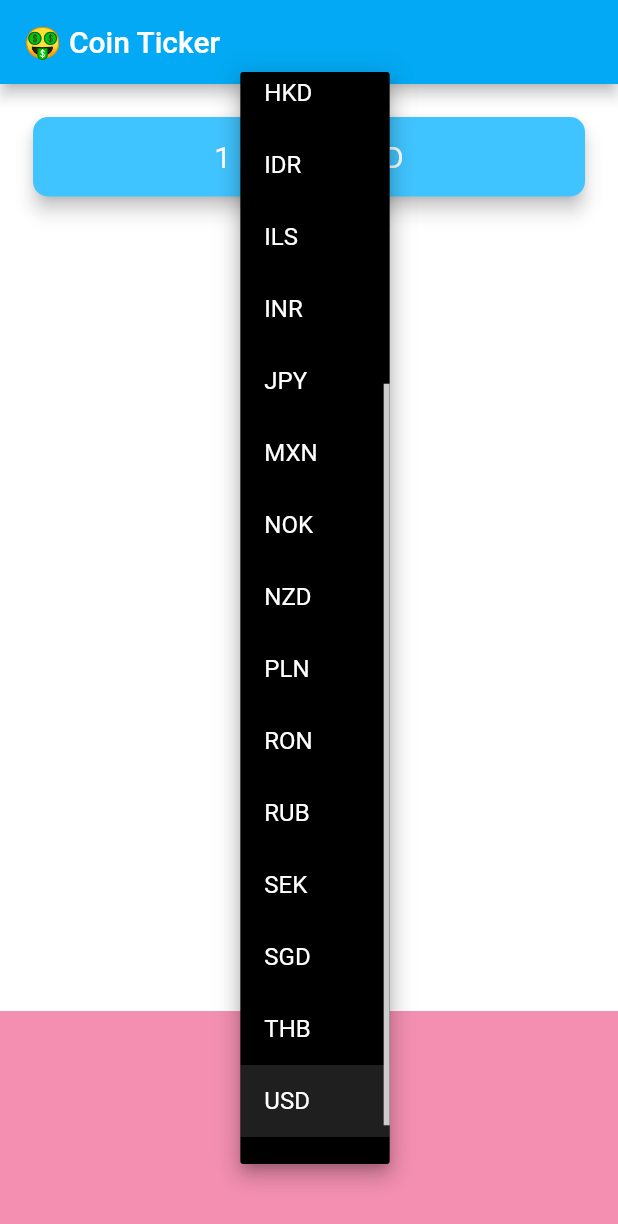
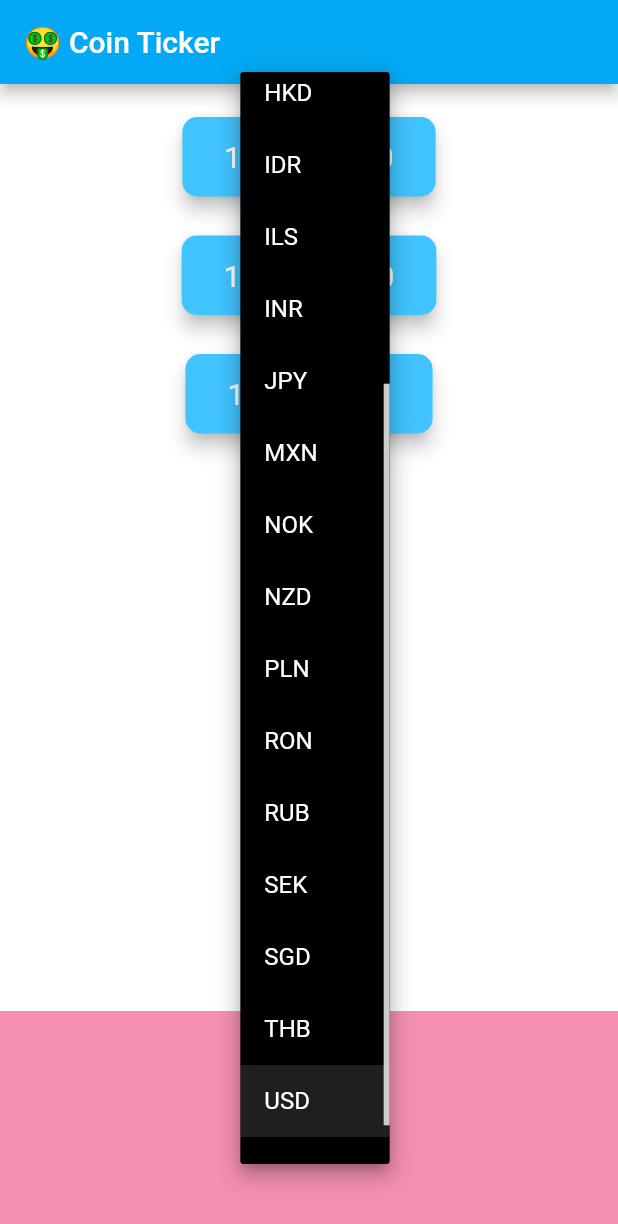
Before and after one commit to suesalito/BitCoinTicker, a Flutter app: the screen it shows after launch, after a tap on "USD", on a phone screen of 412 x 824 dp. Shown: the top 1224 px of the screen. Run offline on Flutter 3.47's test engine with Material 2 defaults, Android fonts, the phone set to English and light mode, and no system bars.

Commit message:
update silver challege + half gold

```diff
--- a/lib/coin_data.dart
+++ b/lib/coin_data.dart
@@ -1,3 +1,6 @@
+const apikey = '?apikey=6136F18C-F8EC-4550-A883-591791ED2385';
+const defaultapi = 'https://rest.coinapi.io/v1/exchangerate/BTC/';
+
 const List<String> currenciesList = [
   'AUD',
   'BRL',
--- a/lib/price_screen.dart
+++ b/lib/price_screen.dart
@@ -1,7 +1,11 @@
+//import 'dart:html';
+
 import 'package:flutter/material.dart';
 import 'coin_data.dart';
 import 'package:flutter/cupertino.dart';
+import 'package:http/http.dart' as http;
 import 'dart:io' show Platform;
+import 'dart:convert';
 //const List<String> currencyList = ['USD', 'EUR', 'THB'];
 
 class PriceScreen extends StatefulWidget {
@@ -10,8 +14,47 @@ class PriceScreen extends StatefulWidget {
 }
 
 List<DropdownMenuItem<String>> dropDrowList = [];
+Map<String, double> rate = {};
+
+void setupMap() {
+  double x = 10;
+  for (String s in cryptoList) {
+    rate['$s'] = x;
+    x += 1;
+    print(rate['$s']);
+  }
+  print(rate);
+}
 
 class _PriceScreenState extends State<PriceScreen> {
+  List<Widget> cardCryptoList() {
+    List<Widget> returnList = [];
+    for (String cryptoName in cryptoList) {
+      returnList.add(Padding(
+        padding: EdgeInsets.fromLTRB(18.0, 18.0, 18.0, 0),
+        child: Card(
+          color: Colors.lightBlueAccent,
+          elevation: 5.0,
+          shape: RoundedRectangleBorder(
+            borderRadius: BorderRadius.circular(10.0),
+          ),
+          child: Padding(
+            padding: EdgeInsets.symmetric(vertical: 15.0, horizontal: 28.0),
+            child: Text(
+              '1 $cryptoName = ${rate[cryptoName]}',
+              textAlign: TextAlign.center,
+              style: TextStyle(
+                fontSize: 20.0,
+                color: Colors.white,
+              ),
+            ),
+          ),
+        ),
+      ));
+    }
+    return returnList;
+  }
+
   DropdownButton<String> androidDropDownButton() {
     List<DropdownMenuItem<String>> outputList = [];
 
@@ -62,7 +105,10 @@ class _PriceScreenState extends State<PriceScreen> {
     return CupertinoPicker(
       itemExtent: 32,
       onSelectedItemChanged: (selectedIndex) {
-        print(selectedIndex);
+        print(currenciesList[selectedIndex]);
+        selectedCurrency = currenciesList[selectedIndex];
+        print('Selected Currency is $selectedCurrency');
+        getDataFromInput();
       },
       scrollController: FixedExtentScrollController(initialItem: 20),
       children: pickerList,
@@ -80,16 +126,60 @@ class _PriceScreenState extends State<PriceScreen> {
   }
 
   String selectedCurrency = 'USD';
+  String priceBTC = 'Loading....';
+
+  Future getCoinExRate(String url) async {
+    // http.Response response =
+    //     await http.get('https://api.openweathermap.org/data/2.5/weather?lat=$lat&lon=$long&appid=$apiKey');
+
+    http.Response response = await http.get(url);
+
+    if (response.statusCode == 200) {
+      print(response.body);
+      String data = response.body;
+      return jsonDecode(data);
+    } else {
+      print(response.statusCode);
+      print('Cannot get the exchange rate.');
+    }
+  }
+
+  void getDataInitWithUSD() async {
+//     const apikey = '?apikey=BAE2F07A-6116-4268-9E27-FBF1FF142D82';
+// const defaultapi = 'https://rest.coinapi.io/v1/exchangerate/BTC/';
+    String inputUrl = '$defaultapi$selectedCurrency$apikey';
+    print(inputUrl);
+    var coinData = await getCoinExRate(inputUrl);
+    print(coinData['rate']);
+    priceBTC = coinData['rate'].toStringAsFixed(3);
+    print(priceBTC);
+    setState(() {
+      priceBTC = '${coinData['rate'].toStringAsFixed(3)} $selectedCurrency';
+    });
+  }
+
+  void getDataFromInput() async {
+//     const apikey = '?apikey=BAE2F07A-6116-4268-9E27-FBF1FF142D82';
+// const defaultapi = 'https://rest.coinapi.io/v1/exchangerate/BTC/';
+    setState(() {
+      priceBTC = 'Loading...';
+    });
+    String inputUrl = '$defaultapi$selectedCurrency$apikey';
+    var coinData = await getCoinExRate(inputUrl);
+    print(coinData['rate']);
+    priceBTC = coinData['rate'].toStringAsFixed(3);
+    print(priceBTC);
+    setState(() {
+      priceBTC = '${coinData['rate'].toStringAsFixed(3)} $selectedCurrency';
+    });
+  }
 
   @override
   void initState() {
     // TODO: implement initState
-  }
-
-  @override
-  void deactivate() {
-    // TODO: implement deactivate
-    super.deactivate();
+    setupMap();
+    //getDataInitWithUSD();
+    super.initState();
   }
 
   @override
@@ -101,27 +191,35 @@ class _PriceScreenState extends State<PriceScreen> {
       body: Column(
         mainAxisAlignment: MainAxisAlignment.spaceBetween,
         crossAxisAlignment: CrossAxisAlignment.stretch,
+        //children: cardCryptoList(),
         children: <Widget>[
-          Padding(
-            padding: EdgeInsets.fromLTRB(18.0, 18.0, 18.0, 0),
-            child: Card(
-              color: Colors.lightBlueAccent,
-              elevation: 5.0,
-              shape: RoundedRectangleBorder(
-                borderRadius: BorderRadius.circular(10.0),
-              ),
-              child: Padding(
-                padding: EdgeInsets.symmetric(vertical: 15.0, horizontal: 28.0),
-                child: Text(
-                  '1 BTC = ? USD',
-                  textAlign: TextAlign.center,
-                  style: TextStyle(
-                    fontSize: 20.0,
-                    color: Colors.white,
-                  ),
-                ),
-              ),
-            ),
+          Column(
+            children: cardCryptoList(),
+            // children: <Widget>[
+            //   Padding(
+            //     padding: EdgeInsets.fromLTRB(18.0, 18.0, 18.0, 0),
+            //     child: Card(
+            //       color: Colors.lightBlueAccent,
+            //       elevation: 5.0,
+            //       shape: RoundedRectangleBorder(
+            //         borderRadius: BorderRadius.circular(10.0),
+            //       ),
+            //       child: Padding(
+            //         padding:
+            //             EdgeInsets.symmetric(vertical: 15.0, horizontal: 28.0),
+            //         child: Text(
+            //           '1 BTC = $priceBTC',
+            //           textAlign: TextAlign.center,
+            //           style: TextStyle(
+            //             fontSize: 20.0,
+            //             color: Colors.white,
+            //           ),
+            //         ),
+            //       ),
+            //     ),
+            //   ),
+
+            // ],
           ),
           Container(
             height: 150.0,
@@ -131,7 +229,9 @@ class _PriceScreenState extends State<PriceScreen> {
             width: 20,
             //color: Colors.lightBlue,
             //child: androidDropDownButton(),
-            child: getPicker(),
+            //child: getPicker(),
+            // you can also call to create child with short condition trick as
+            child: Platform.isIOS ? iOSPicker() : androidDropDownButton(),
           )
           //child:
         ],
--- a/pubspec.yaml
+++ b/pubspec.yaml
@@ -10,6 +10,8 @@ dependencies:
     sdk: flutter
 
   cupertino_icons: ^0.1.2
+  http: ^0.12.1
+  geolocator: ^5.3.2+2
 
 dev_dependencies:
   flutter_test:
```
Also changed, not shown: pubspec.lock, 7 other files.
